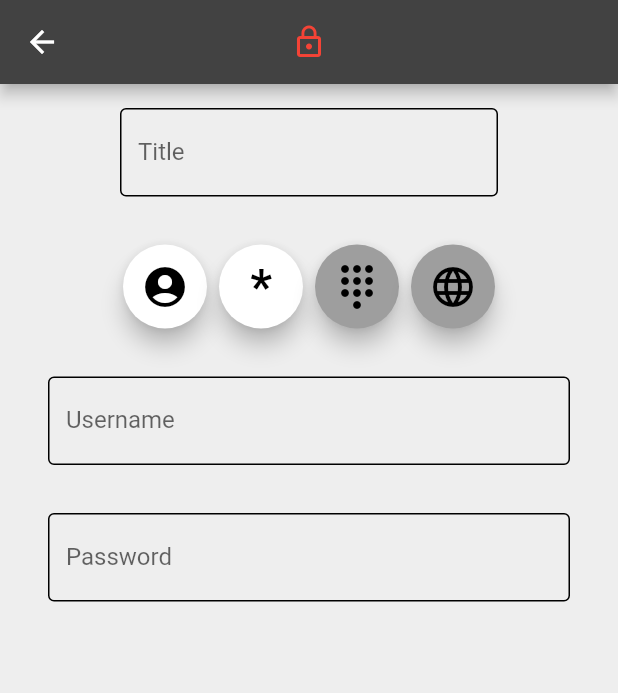
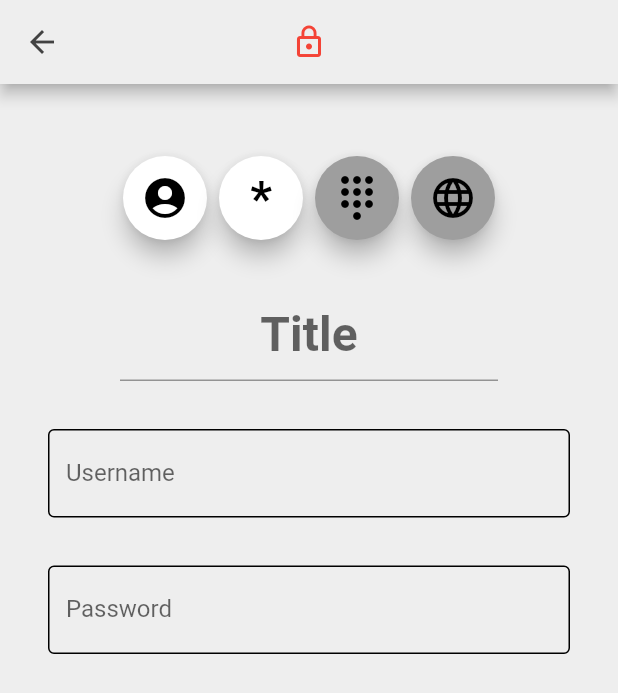
Before and after one commit to fiorcode/keyway, a Flutter app: the AlphaScreen screen opened by its route, on a phone screen of 412 x 824 dp. Shown: the top 693 px of the screen. Run offline on Flutter 3.47's test engine with Material 2 defaults, Android fonts, the phone set to English and light mode, and no system bars; our stand-ins replace connectivity, google_sign_in, shared_preferences, sqflite; missing offline and left inert: encrypt, googleapis; accounts and stored records are empty.

Commit message:
11-14-20-1700

```diff
--- a/lib/screens/alpha_screen.dart
+++ b/lib/screens/alpha_screen.dart
@@ -17,6 +17,8 @@ import 'package:keyway/widgets/check_board.dart';
 import 'package:keyway/widgets/color_picker.dart';
 import 'package:keyway/widgets/unlock_container.dart';
 import 'package:keyway/widgets/Cards/alpha_preview_card.dart';
+
+enum Mode { Create, Edit }
 
 class AlphaScreen extends StatefulWidget {
   static const routeName = '/alpha';
@@ -166,7 +168,9 @@ class _AlphaScreenState extends State<AlphaScreen> {
     return Scaffold(
       backgroundColor: Theme.of(context).backgroundColor,
       appBar: AppBar(
+        backgroundColor: Theme.of(context).backgroundColor,
         centerTitle: true,
+        iconTheme: IconThemeData(color: Theme.of(context).primaryColor),
         title: cripto.locked
             ? IconButton(
                 icon: Icon(
@@ -185,15 +189,10 @@ class _AlphaScreenState extends State<AlphaScreen> {
         children: [
           SingleChildScrollView(
             child: Padding(
-              padding: const EdgeInsets.symmetric(horizontal: 32.0),
+              padding: const EdgeInsets.all(32.0),
               child: Column(
                 crossAxisAlignment: CrossAxisAlignment.center,
                 children: [
-                  Padding(
-                    padding: const EdgeInsets.symmetric(
-                        horizontal: 48, vertical: 16),
-                    child: TitleTextField(_titleCtrler, _ctrlersChanged),
-                  ),
                   Padding(
                     padding: const EdgeInsets.all(16.0),
                     child: Wrap(
@@ -237,6 +236,11 @@ class _AlphaScreenState extends State<AlphaScreen> {
                         ),
                       ],
                     ),
+                  ),
+                  Padding(
+                    padding: const EdgeInsets.symmetric(
+                        horizontal: 48, vertical: 16),
+                    child: TitleTextField(_titleCtrler, _ctrlersChanged),
                   ),
                   if (_username)
                     Padding(
--- a/lib/widgets/TextFields/title_text_field.dart
+++ b/lib/widgets/TextFields/title_text_field.dart
@@ -12,18 +12,15 @@ class TitleTextField extends StatelessWidget {
       autocorrect: true,
       controller: ctrler,
       decoration: InputDecoration(
-        border: OutlineInputBorder(),
-        enabledBorder: OutlineInputBorder(
-          borderSide: BorderSide(width: 1),
+        hintText: 'Title',
+        hintStyle: TextStyle(
+          fontSize: 32,
+          fontWeight: FontWeight.bold,
         ),
-        focusedBorder: OutlineInputBorder(
-          borderSide: BorderSide(width: 3),
-        ),
-        filled: true,
-        fillColor: Theme.of(context).backgroundColor,
-        labelText: 'Title',
       ),
+      textAlign: TextAlign.center,
       textCapitalization: TextCapitalization.sentences,
+      style: TextStyle(fontSize: 32, fontWeight: FontWeight.bold),
       onChanged: (_) => onChanged(),
     );
   }
```
Also changed, not shown: lib/screens/items_screen.dart (+9 -2 lines), 2 other files.
